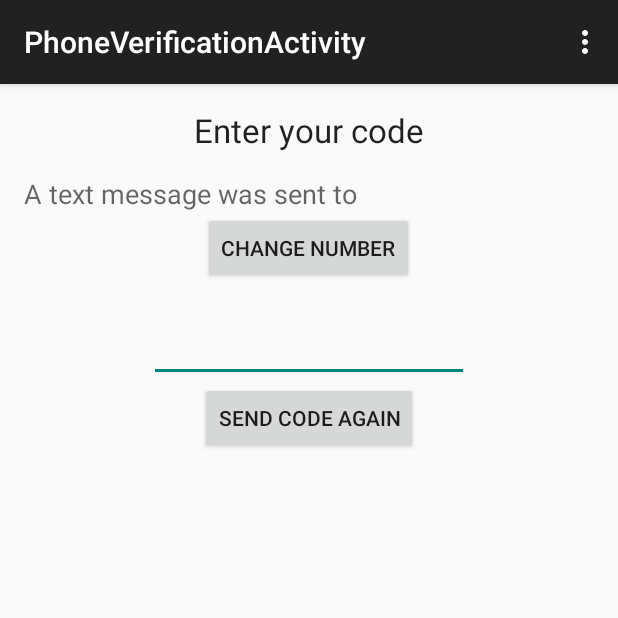
After one commit to troyling/foodrack, an Android app: the PhoneVerificationActivity screen opened directly, with no data from a screen before it, on a phone screen of 412 x 824 dp, the top half of it. The commit adds this screen. Run offline under Robolectric (Android 15) with nearby library versions, the phone set to English and light mode, and no system bars.

Commit message:
add verification activity

```diff
--- a/app/src/main/AndroidManifest.xml
+++ b/app/src/main/AndroidManifest.xml
@@ -20,6 +20,10 @@
                 <category android:name="android.intent.category.LAUNCHER" />
             </intent-filter>
         </activity>
+        <activity
+            android:name=".PhoneVerificationActivity"
+            android:label="@string/title_activity_phone_verification" >
+        </activity>
     </application>
 
 </manifest>
--- a/app/src/main/java/com/troyling/foodrack/FoodrackApp.java
+++ b/app/src/main/java/com/troyling/foodrack/FoodrackApp.java
@@ -13,9 +13,9 @@ public class FoodrackApp extends Application {
     public void onCreate() {
         super.onCreate();
 
+        // Enable Local Datastore.
         Parse.enableLocalDatastore(this);
 
         Parse.initialize(this, "m0hPkVIzDsS8cAJMXymRwPfTW9ay1GWetzW8WZTy", "CBYYxxvuVV61B5UKc47TnFTVgJ6qrKi2Etyxgopn");
-
     }
 }
--- /dev/null
+++ b/app/src/main/java/com/troyling/foodrack/PhoneVerificationActivity.java
@@ -0,0 +1,53 @@
+package com.troyling.foodrack;
+
+import android.app.AlertDialog;
+import android.content.Intent;
+import android.os.Bundle;
+import android.support.v7.app.ActionBarActivity;
+import android.view.Menu;
+import android.view.MenuItem;
+
+
+public class PhoneVerificationActivity extends ActionBarActivity {
+    public static String PHONE_NUMBER = "phoneNumber";
+
+    @Override
+    protected void onCreate(Bundle savedInstanceState) {
+        super.onCreate(savedInstanceState);
+        setContentView(R.layout.activity_phone_verification);
+
+        Intent iin= getIntent();
+        Bundle b = iin.getExtras();
+
+        String phoneNumber = "";
+        if(b != null) {
+            phoneNumber = (String) b.get(PHONE_NUMBER);
+        }
+
+        new AlertDialog.Builder(this).setMessage(phoneNumber).show();
+
+    }
+
+
+    @Override
+    public boolean onCreateOptionsMenu(Menu menu) {
+        // Inflate the menu; this adds items to the action bar if it is present.
+        getMenuInflater().inflate(R.menu.menu_phone_verification, menu);
+        return true;
+    }
+
+    @Override
+    public boolean onOptionsItemSelected(MenuItem item) {
+        // Handle action bar item clicks here. The action bar will
+        // automatically handle clicks on the Home/Up button, so long
+        // as you specify a parent activity in AndroidManifest.xml.
+        int id = item.getItemId();
+
+        //noinspection SimplifiableIfStatement
+        if (id == R.id.action_settings) {
+            return true;
+        }
+
+        return super.onOptionsItemSelected(item);
+    }
+}
--- /dev/null
+++ b/app/src/main/res/layout/activity_phone_verification.xml
@@ -0,0 +1,63 @@
+<RelativeLayout xmlns:android="http://schemas.android.com/apk/res/android"
+    xmlns:tools="http://schemas.android.com/tools" android:layout_width="match_parent"
+    android:layout_height="match_parent" android:paddingLeft="@dimen/activity_horizontal_margin"
+    android:paddingRight="@dimen/activity_horizontal_margin"
+    android:paddingTop="@dimen/activity_vertical_margin"
+    android:paddingBottom="@dimen/activity_vertical_margin"
+    tools:context="com.troyling.foodrack.PhoneVerificationActivity">
+
+    <TextView
+        android:layout_width="wrap_content"
+        android:layout_height="wrap_content"
+        android:textAppearance="?android:attr/textAppearanceLarge"
+        android:text="Enter your code"
+        android:id="@+id/textView5"
+        android:layout_alignParentTop="true"
+        android:layout_centerHorizontal="true"
+        android:layout_marginTop="0dp" />
+
+    <TextView
+        android:layout_width="wrap_content"
+        android:layout_height="wrap_content"
+        android:textAppearance="?android:attr/textAppearanceMedium"
+        android:text="A text message was sent to "
+        android:id="@+id/textView4"
+        android:layout_alignParentRight="true"
+        android:layout_alignParentEnd="true"
+        android:layout_below="@+id/textView5"
+        android:layout_alignParentLeft="true"
+        android:layout_alignParentStart="true"
+        android:textAlignment="center"
+        android:layout_marginTop="15dp" />
+
+    <Button
+        style="?android:attr/buttonStyleSmall"
+        android:layout_width="wrap_content"
+        android:layout_height="wrap_content"
+        android:text="Change number"
+        android:id="@+id/button3"
+        android:layout_below="@+id/textView4"
+        android:layout_centerHorizontal="true" />
+
+    <EditText
+        android:layout_width="wrap_content"
+        android:layout_height="wrap_content"
+        android:inputType="number"
+        android:ems="10"
+        android:id="@+id/editText"
+        android:textAlignment="center"
+        android:layout_below="@+id/button3"
+        android:layout_centerHorizontal="true"
+        android:layout_marginTop="20dp" />
+
+    <Button
+        style="?android:attr/buttonStyleSmall"
+        android:layout_width="wrap_content"
+        android:layout_height="wrap_content"
+        android:text="Send code again"
+        android:id="@+id/button2"
+        android:layout_below="@+id/editText"
+        android:layout_centerHorizontal="true" />
+
+
+</RelativeLayout>
--- /dev/null
+++ b/app/src/main/res/menu/menu_phone_verification.xml
@@ -0,0 +1,7 @@
+<menu xmlns:android="http://schemas.android.com/apk/res/android"
+    xmlns:app="http://schemas.android.com/apk/res-auto"
+    xmlns:tools="http://schemas.android.com/tools"
+    tools:context="com.troyling.foodrack.PhoneVerificationActivity">
+    <item android:id="@+id/action_settings" android:title="@string/action_settings"
+        android:orderInCategory="100" app:showAsAction="never" />
+</menu>
--- a/app/src/main/res/values/strings.xml
+++ b/app/src/main/res/values/strings.xml
@@ -11,4 +11,7 @@
     <string name="action_example">Example action</string>
 
     <string name="action_settings">Settings</string>
+    <string name="title_activity_phone_verification">PhoneVerificationActivity</string>
+
+    <string name="hello_world">Hello world!</string>
 </resources>
```
Also changed, not shown: app/src/main/java/com/troyling/foodrack/MainActivity.java (+0 -7 lines), app/src/main/java/com/troyling/foodrack/SignUpFragment.java (+58 -32 lines).
